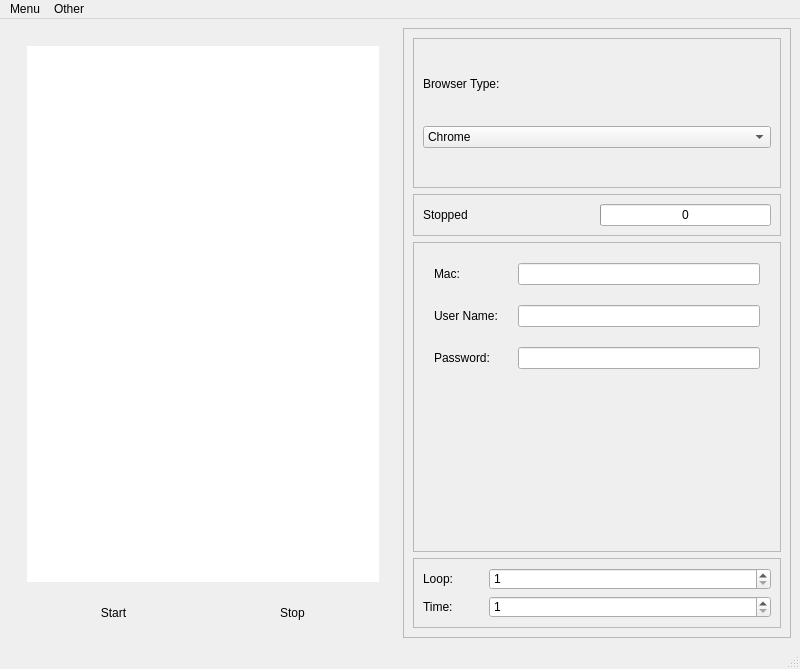
The window that wpoium/ui/autotest_wig.ui (elihe999/LAN-autotest-webium) describes before a commit, drawn with Qt 5.
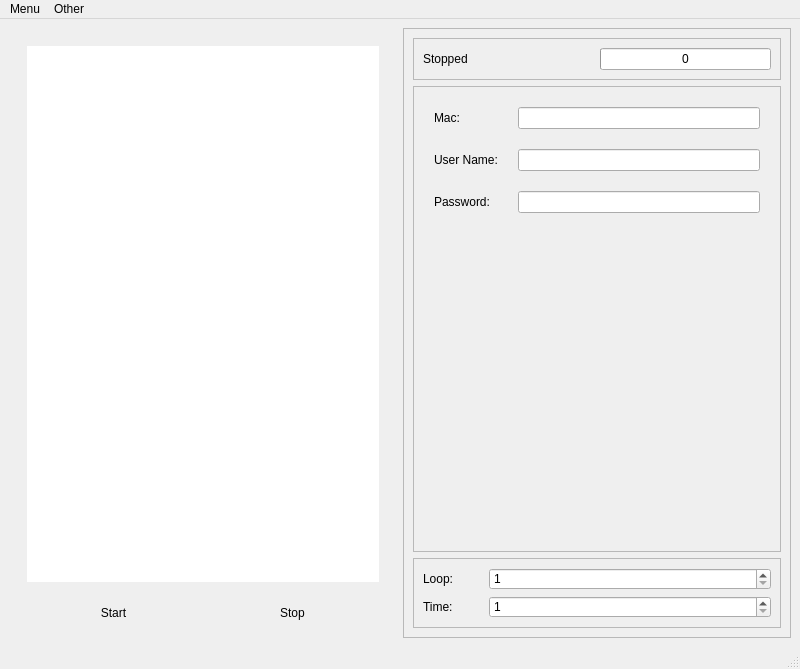
The same window after the commit.

Commit message: <chore>Add menu option

What changed in the file:
```diff
--- a/wpoium/ui/autotest_wig.ui
+++ b/wpoium/ui/autotest_wig.ui
@@ -95,51 +95,6 @@
        <enum>QFrame::Raised</enum>
       </property>
       <layout class="QVBoxLayout" name="verticalLayout_3">
-       <item>
-        <widget class="QFrame" name="frame">
-         <property name="minimumSize">
-          <size>
-           <width>0</width>
-           <height>150</height>
-          </size>
-         </property>
-         <property name="frameShape">
-          <enum>QFrame::StyledPanel</enum>
-         </property>
-         <property name="frameShadow">
-          <enum>QFrame::Raised</enum>
-         </property>
-         <layout class="QVBoxLayout" name="verticalLayout_4">
-          <item>
-           <widget class="QLabel" name="label">
-            <property name="sizePolicy">
-             <sizepolicy hsizetype="Preferred" vsizetype="Fixed">
-              <horstretch>0</horstretch>
-              <verstretch>0</verstretch>
-             </sizepolicy>
-            </property>
-            <property name="text">
-             <string>Browser Type:</string>
-            </property>
-           </widget>
-          </item>
-          <item>
-           <widget class="QComboBox" name="comboBoxBrowser">
-            <item>
-             <property name="text">
-              <string>Chrome</string>
-             </property>
-            </item>
-            <item>
-             <property name="text">
-              <string>Chrome-Background</string>
-             </property>
-            </item>
-           </widget>
-          </item>
-         </layout>
-        </widget>
-       </item>
        <item>
         <widget class="QFrame" name="processFrame">
          <property name="sizePolicy">
@@ -151,7 +106,7 @@
          <property name="maximumSize">
           <size>
            <width>16777215</width>
-           <height>50</height>
+           <height>55</height>
           </size>
          </property>
          <property name="frameShape">
```
Left out of the diff: 27 changed lines with no effect on the pictures. The commit also changes 2 other files.
